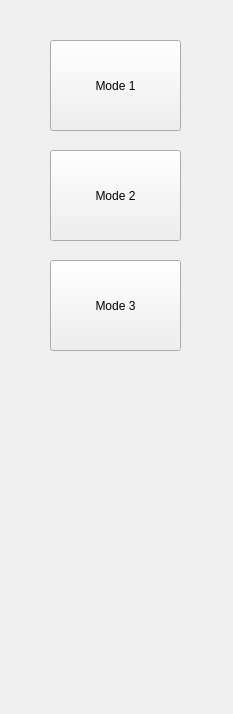
gablab/murfi2, file src/frontend/FrToolsPanel/FrToolsPanel2.ui: the form before one commit.
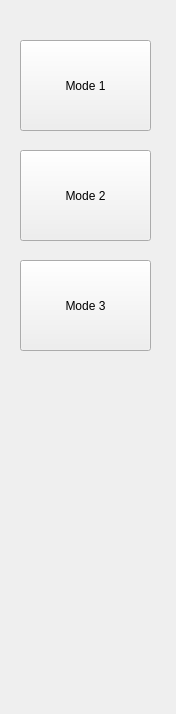
The form after the commit.

```diff
--- a/src/frontend/FrToolsPanel/FrToolsPanel2.ui
+++ b/src/frontend/FrToolsPanel/FrToolsPanel2.ui
@@ -5,7 +5,7 @@
    <rect>
     <x>0</x>
     <y>0</y>
-    <width>233</width>
+    <width>176</width>
     <height>714</height>
    </rect>
   </property>
@@ -15,7 +15,7 @@
   <widget class="QPushButton" name="pushButton" >
    <property name="geometry" >
     <rect>
-     <x>50</x>
+     <x>20</x>
      <y>40</y>
      <width>131</width>
      <height>91</height>
@@ -28,7 +28,7 @@
   <widget class="QPushButton" name="pushButton_2" >
    <property name="geometry" >
     <rect>
-     <x>50</x>
+     <x>20</x>
      <y>150</y>
      <width>131</width>
      <height>91</height>
@@ -41,7 +41,7 @@
   <widget class="QPushButton" name="pushButton_3" >
    <property name="geometry" >
     <rect>
-     <x>50</x>
+     <x>20</x>
      <y>260</y>
      <width>131</width>
      <height>91</height>
```
Left out of the diff: 6 changed lines with no effect on the pictures.
